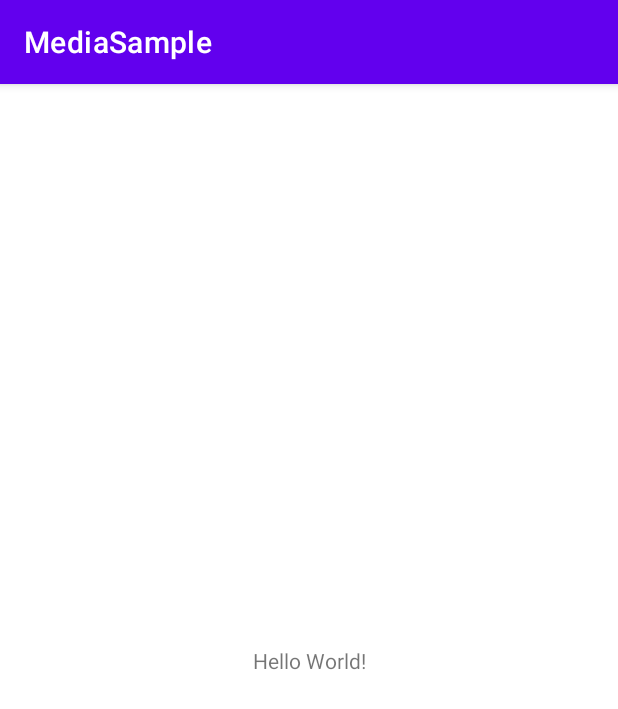
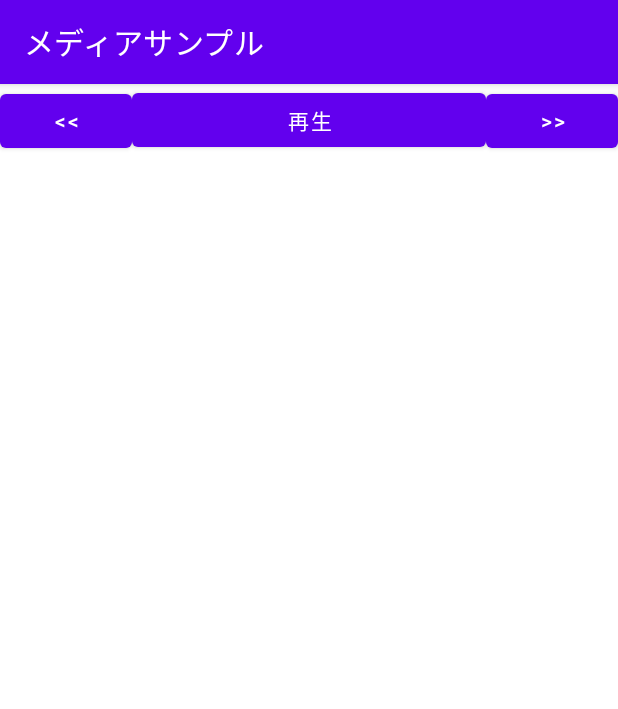
Before and after one commit to KoshiDra/android_MediaSample, an Android app: the screen it shows after launch (MainActivity), on a phone screen of 412 x 824 dp. Shown: the top 709 px of the screen. Run offline under Robolectric (Android 15) with nearby library versions, the phone set to English and light mode, and no system bars.

Commit message:
再生機能実装

```diff
--- a/app/src/main/java/com/example/mediasample/MainActivity.java
+++ b/app/src/main/java/com/example/mediasample/MainActivity.java
@@ -2,13 +2,118 @@ package com.example.mediasample;
 
 import androidx.appcompat.app.AppCompatActivity;
 
+import android.media.MediaParser;
+import android.media.MediaPlayer;
+import android.net.Uri;
 import android.os.Bundle;
+import android.view.View;
+import android.widget.Button;
+
+import java.io.IOException;
 
 public class MainActivity extends AppCompatActivity {
+
+    // メディアプレーヤー
+    private MediaPlayer player;
 
     @Override
     protected void onCreate(Bundle savedInstanceState) {
         super.onCreate(savedInstanceState);
         setContentView(R.layout.activity_main);
+
+        this.player = new MediaPlayer();
+
+        // 音声ファイルのURI文字列の作成
+        // ----------------------------------------------------------------------
+        // アプリ内のリソース音声ファイルのURI文字列
+        // 「android.resource://アプリのルートパッケージ/リソースファイルのR値」
+        // ----------------------------------------------------------------------
+        String mediaFileUriStr = "android.resource://" + getPackageName() + "/" + R.raw.sample;
+
+        // 音声ファイルのURI文字列からURIオブジェクトの作成
+        Uri mediaFileUri = Uri.parse(mediaFileUriStr);
+
+        try {
+            // メディアプレーヤーに音声ファイルを設定
+            this.player.setDataSource(MainActivity.this, mediaFileUri);
+
+            // 非同期でのメディア再生準備完了時のリスナ設定
+            this.player.setOnPreparedListener(new PlayerPreparedListener());
+
+            // メディア再生終了時のリスナ設定
+            this.player.setOnCompletionListener(new PlayerCompletionListener());
+
+            // 非同期でのメディア再生準備
+            this.player.prepareAsync();
+
+        } catch (IOException e) {
+            e.printStackTrace();
+        }
+    }
+
+    public void onPlayButtonClick(View view) {
+
+        Button button = findViewById(R.id.btPlay);
+
+        // プレーヤー再生中
+        if (this.player.isPlaying()) {
+            // プレーヤー一時停止
+            this.player.pause();
+            // ラベルを「再生」に変更
+            button.setText(R.string.bt_play_play);
+        } else {
+            // プレーヤーを再生し、ラベルを「一時停止」に変更
+            this.player.start();
+            button.setText(R.string.bt_play_pause);
+        }
+    }
+
+    @Override
+    protected void onDestroy() {
+
+        // 再生中であれば停止
+        if (this.player.isPlaying()) {
+            this.player.stop();
+        }
+
+        // プレーヤーを解放
+        this.player.release();
+
+        // nullを設定
+        this.player = null;
+
+        super.onDestroy();
+    }
+
+    /**
+     * プレーヤーの再生準備が整った時のリスナ
+     */
+    private class PlayerPreparedListener implements MediaPlayer.OnPreparedListener {
+
+        @Override
+        public void onPrepared(MediaPlayer mp) {
+            // 各ボタンをタップ可能に変更
+            Button btPlay = findViewById(R.id.btPlay);
+            btPlay.setEnabled(true);
+
+            Button btBack = findViewById(R.id.btBack);
+            btBack.setEnabled(true);
+
+            Button btForward = findViewById(R.id.btForward);
+            btForward.setEnabled(true);
+        }
+    }
+
+    /**
+     * 再生が終了した時のリスナ
+     */
+    private class PlayerCompletionListener implements MediaPlayer.OnCompletionListener {
+
+        @Override
+        public void onCompletion(MediaPlayer mp) {
+            // 再生ボタンのラベルを「再生」に変更
+            Button button = findViewById(R.id.btPlay);
+            button.setText(R.string.bt_play_play);
+        }
     }
 }
--- a/app/src/main/res/layout/activity_main.xml
+++ b/app/src/main/res/layout/activity_main.xml
@@ -6,13 +6,49 @@
     android:layout_height="match_parent"
     tools:context=".MainActivity">
 
-    <TextView
-        android:layout_width="wrap_content"
-        android:layout_height="wrap_content"
-        android:text="Hello World!"
-        app:layout_constraintBottom_toBottomOf="parent"
-        app:layout_constraintLeft_toLeftOf="parent"
-        app:layout_constraintRight_toRightOf="parent"
-        app:layout_constraintTop_toTopOf="parent" />
+    <LinearLayout
+        android:layout_width="match_parent"
+        android:layout_height="match_parent"
+        android:orientation="vertical">
+
+        <LinearLayout
+            android:layout_width="match_parent"
+            android:layout_height="match_parent"
+            android:orientation="horizontal">
+
+            <Button
+                android:id="@+id/btBack"
+                android:layout_width="wrap_content"
+                android:layout_height="wrap_content"
+                android:enabled="false"
+                android:onClick="onBackButtonClick"
+                android:text="@string/bt_back"/>
+
+            <Button
+                android:id="@+id/btPlay"
+                android:layout_width="0dp"
+                android:layout_height="wrap_content"
+                android:layout_weight="1"
+                android:enabled="false"
+                android:onClick="onPlayButtonClick"
+                android:text="@string/bt_play_play"/>
+
+            <Button
+                android:id="@+id/btForward"
+                android:layout_width="wrap_content"
+                android:layout_height="wrap_content"
+                android:enabled="false"
+                android:onClick="onForwardButtonClick"
+                android:text="@string/bt_forward"/>
+
+        </LinearLayout>
+
+        <com.google.android.material.switchmaterial.SwitchMaterial
+            android:id="@+id/swLoop"
+            android:layout_height="wrap_content"
+            android:layout_width="wrap_content"
+            android:text="@string/bt_loop"/>
+
+    </LinearLayout>
 
 </androidx.constraintlayout.widget.ConstraintLayout>
--- a/app/src/main/res/values/strings.xml
+++ b/app/src/main/res/values/strings.xml
@@ -1,3 +1,8 @@
 <resources>
-    <string name="app_name">MediaSample</string>
+    <string name="app_name">メディアサンプル</string>
+    <string name="bt_play_play">再生</string>
+    <string name="bt_play_pause">一時停止</string>
+    <string name="bt_back">&lt;&lt;</string>
+    <string name="bt_forward">&gt;&gt;</string>
+    <string name="bt_loop">リピート再生</string>
 </resources>
```
Also changed, not shown: 1 other file.
